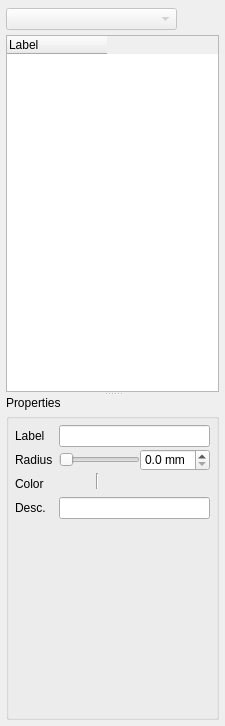
Qt form Tools/Mokka/ModelDockWidget.ui (Biomechanical-ToolKit/BTKCore) before a commit.
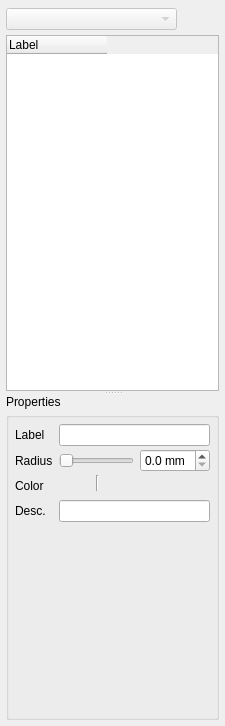
The same form after that commit. The open tabs and pages were chosen to show the change. Icons and pictures are not drawn.

Commit message: [UPD] Mokka: New FileInfo Widget integrated with the new UI. [UPD] Mokka: Starting to embed the BTK processes in the Qt class Acquisition (not activated). [FIX] Mokka: Enumerations for the point's type and analog's gain embedded in their respective structure to fix the bug with the existing MSVC enum' value Unknown. [FIX] Mokka: The title bar for the ModelDock widget is not fully adapted by the stylesheet (native buttons, ...) => Removing the stylesheet for Windows.

```diff
--- a/Tools/Mokka/ModelDockWidget.ui
+++ b/Tools/Mokka/ModelDockWidget.ui
@@ -23,15 +23,7 @@
    </size>
   </property>
   <property name="styleSheet">
-   <string notr="true">QDockWidget {
-  color: white;	
-}
-
-QDockWidget::title {
-  background: qlineargradient(spread:pad, x1:0, y1:0, x2:0, y2:1, stop:0 rgba(128, 128, 128, 255), stop:0.5 rgba(0, 0, 0, 255), stop:0.95 rgba(64, 64, 64, 255), stop:1 rgba(200, 200, 200, 255));
-  text-align: center;
-  padding-left: -25px;
-}</string>
+   <string notr="true"/>
   </property>
   <property name="features">
    <set>QDockWidget::AllDockWidgetFeatures</set>
@@ -294,7 +286,7 @@
                 <number>6</number>
                </property>
                <property name="verticalSpacing">
-                <number>2</number>
+                <number>3</number>
                </property>
                <property name="margin">
                 <number>6</number>
@@ -326,7 +318,7 @@
                <item row="1" column="1">
                 <layout class="QHBoxLayout" name="horizontalLayout_7">
                  <property name="spacing">
-                  <number>-1</number>
+                  <number>6</number>
                  </property>
                  <item>
                   <widget class="QSlider" name="markerRadiusSlider">
```
Left out of the diff: 2 changed lines with no effect on the pictures. The commit also changes 8 other files.
